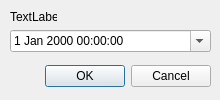
Before: the Qt Designer form DateTimeEditDialog.ui in john-maldonado/UC-OMS, drawn with Qt 5.
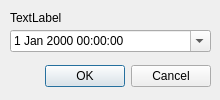
After: the same form once the commit is applied.

Commit message: Added logic to time log edit

What changed in the file:
```diff
--- a/DateTimeEditDialog.ui
+++ b/DateTimeEditDialog.ui
@@ -53,8 +53,8 @@
     <rect>
      <x>10</x>
      <y>10</y>
-     <width>47</width>
-     <height>13</height>
+     <width>201</width>
+     <height>16</height>
     </rect>
    </property>
    <property name="text">
```
The commit also changes 2 other files.
